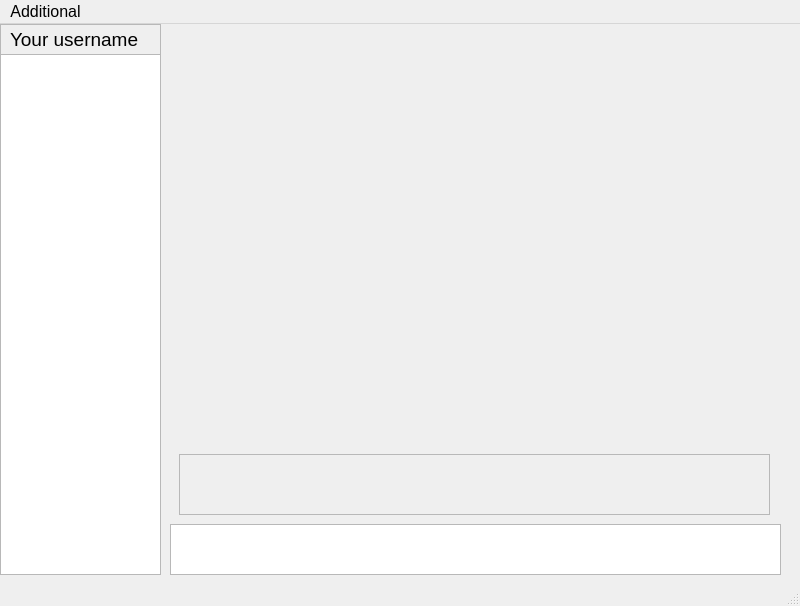
Qt form app/client/ui/chat.ui (goblinsz/Xenon-Messenger) before a commit.
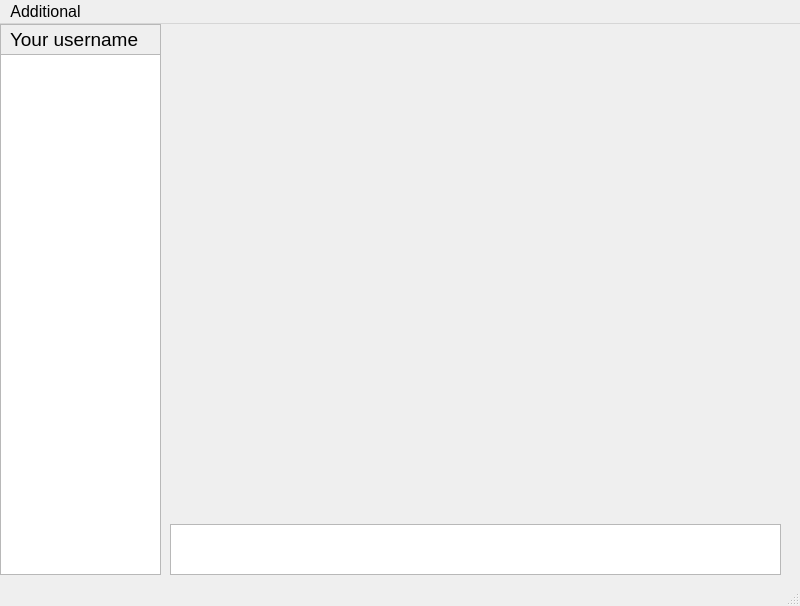
The same form after that commit.

Commit message: Небольшие исправления

```diff
--- a/app/client/ui/chat.ui
+++ b/app/client/ui/chat.ui
@@ -90,22 +90,6 @@
      </property>
     </widget>
    </widget>
-   <widget class="QFrame" name="chatContainer">
-    <property name="geometry">
-     <rect>
-      <x>179</x>
-      <y>430</y>
-      <width>591</width>
-      <height>61</height>
-     </rect>
-    </property>
-    <property name="frameShape">
-     <enum>QFrame::Shape::StyledPanel</enum>
-    </property>
-    <property name="frameShadow">
-     <enum>QFrame::Shadow::Raised</enum>
-    </property>
-   </widget>
   </widget>
   <widget class="QMenuBar" name="menubar">
    <property name="geometry">
```
The commit also changes 2 other files.
